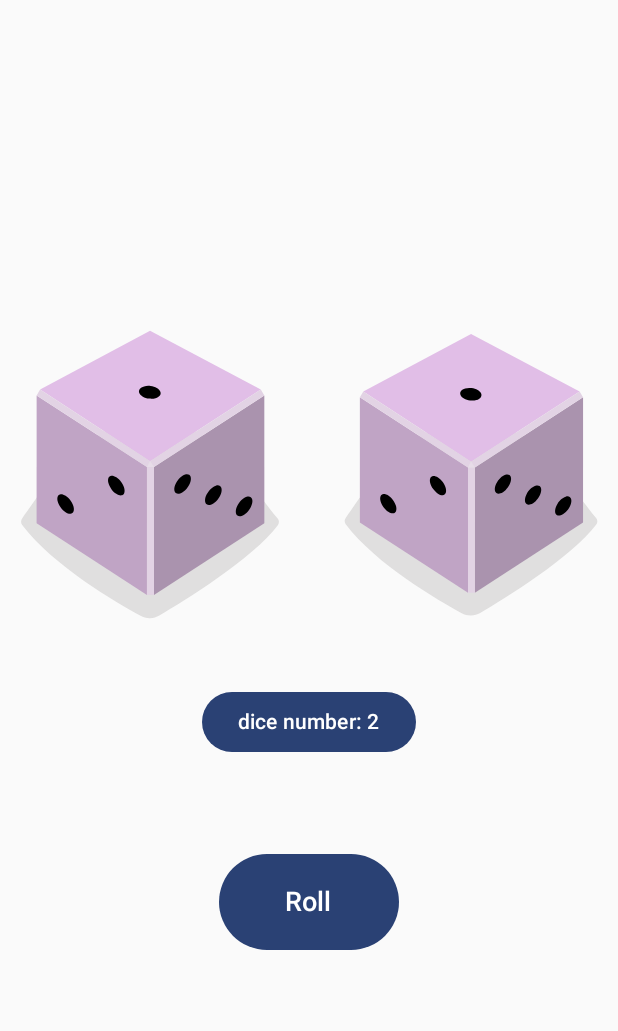
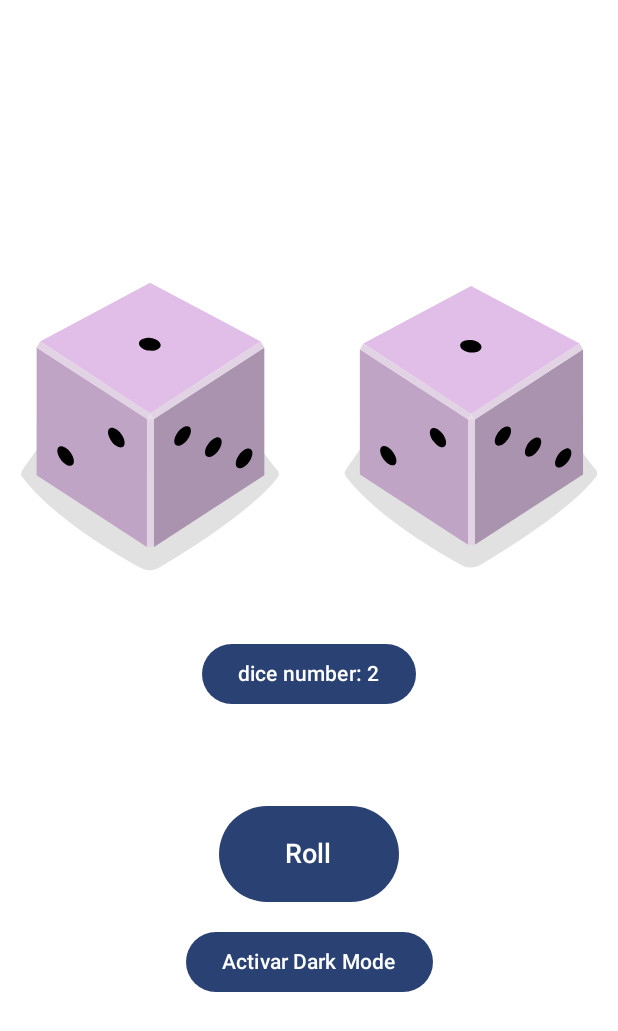
Before and after one commit to danicl01/Dice-Roller, an Android app built with Jetpack Compose: the screen it shows after launch (MainActivity), after a tap on an icon or button, on a phone screen of 412 x 824 dp. Shown: the top 1031 px of the screen. Run offline under Robolectric (Android 15) with nearby library versions, the phone set to English and light mode, and no system bars.

Commit message:
Dark mode implemented and tried to use DataStore(attempt failed)

```diff
--- a/app/build.gradle.kts
+++ b/app/build.gradle.kts
@@ -66,4 +66,9 @@ dependencies {
     androidTestImplementation("androidx.compose.ui:ui-test-junit4")
     debugImplementation("androidx.compose.ui:ui-tooling")
     debugImplementation("androidx.compose.ui:ui-test-manifest")
+    implementation("androidx.datastore:datastore-preferences:1.0.0")
+    implementation("androidx.lifecycle:lifecycle-runtime-ktx:2.4.0")
+    implementation("androidx.lifecycle:lifecycle-viewmodel-ktx:2.4.0")
+    implementation("androidx.lifecycle:lifecycle-runtime-ktx:${rootProject.extra["lifecycle_version"]}")
+    implementation("androidx.lifecycle:lifecycle-viewmodel-compose:${rootProject.extra["lifecycle_version"]}")
 }
--- a/app/src/main/java/com/example/diceroller/MainActivity.kt
+++ b/app/src/main/java/com/example/diceroller/MainActivity.kt
@@ -1,9 +1,11 @@
 package com.example.diceroller
 
 import android.media.MediaPlayer
+import android.os.Build
 import android.os.Bundle
 import androidx.activity.ComponentActivity
 import androidx.activity.compose.setContent
+import androidx.annotation.RequiresApi
 import androidx.compose.foundation.Image
 import androidx.compose.foundation.layout.Arrangement
 import androidx.compose.foundation.layout.Column
@@ -33,8 +35,12 @@ import androidx.compose.runtime.getValue
 import androidx.compose.runtime.setValue
 import androidx.compose.ui.platform.LocalContext
 import androidx.compose.ui.unit.sp
+import androidx.lifecycle.viewmodel.compose.viewModel
+import com.example.diceroller.ui.DiceRollerScreen
+import com.example.diceroller.ui.DiceRollerViewModel
 
 class MainActivity : ComponentActivity() {
+    @RequiresApi(Build.VERSION_CODES.R)
     override fun onCreate(savedInstanceState: Bundle?) {
         super.onCreate(savedInstanceState)
         setContent {
@@ -45,88 +51,9 @@ class MainActivity : ComponentActivity() {
     }
 }
 
-@Composable
-fun DiceWithButtonAndImage(modifier: Modifier = Modifier) {
-    var result by remember { mutableStateOf(1) }
-    var result2 by remember { mutableStateOf(1) }
-    var diceNumber by remember { mutableStateOf(1) }
-    val imageResource = when (result) {
-        1 -> R.drawable.dice_1
-        2 -> R.drawable.dice_2
-        3 -> R.drawable.dice_3
-        4 -> R.drawable.dice_4
-        5 -> R.drawable.dice_5
-        else -> R.drawable.dice_6
-    }
-    val imageResource2 = when (result2) {
-        1 -> R.drawable.dice_1
-        2 -> R.drawable.dice_2
-        3 -> R.drawable.dice_3
-        4 -> R.drawable.dice_4
-        5 -> R.drawable.dice_5
-        else -> R.drawable.dice_6
-    }
-    // Obtener el contexto utilizando CompositionLocal
-    val context = LocalContext.current
-
-    // Inicializar el MediaPlayer con el archivo de audio dice.mp3
-    val mediaPlayer = remember { MediaPlayer.create(context, R.raw.dice) }
-
-    Column (
-        modifier = modifier,
-        horizontalAlignment = Alignment.CenterHorizontally
-    ) {
-        // Mostrar una o dos imágenes de dados según el número seleccionado
-        if (diceNumber == 1) {
-            Image(
-                painter = painterResource(imageResource),
-                contentDescription = result.toString()
-            )
-        } else {
-            Row(
-                horizontalArrangement = Arrangement.spacedBy(16.dp),
-                verticalAlignment = Alignment.CenterVertically
-            ) {
-                Image(
-                    painter = painterResource(imageResource),
-                    contentDescription = result.toString()
-                )
-                Image(
-                    painter = painterResource(imageResource2),
-                    contentDescription = result2.toString()
-                )
-            }
-        }
-        Spacer(modifier = Modifier.height(16.dp))
-        Button(onClick = {
-            diceNumber = if (diceNumber == 1) 2 else 1
-        }) {
-            Text(stringResource(R.string.dice_number)+": $diceNumber")
-        }
-        Spacer(modifier = Modifier.height(64.dp))
-        Button(onClick = {
-            result = (1..6).random()
-            if(diceNumber == 2) result2 = (1..6).random()
-            // Reproducir el audio cuando se pulsa el botón
-            mediaPlayer.start()
-        },
-            modifier = Modifier
-                .height(64.dp) // Modifica esta línea para ajustar la altura del botón
-                .width(120.dp)
-        ) {
-            Text(stringResource(
-                R.string.roll),
-                fontSize = 18.sp
-            )
-        }
-    }
-}
-
-@Preview(showBackground = true)
+@RequiresApi(Build.VERSION_CODES.R)
 @Composable
 fun DiceRollerApp() {
-    DiceWithButtonAndImage(modifier = Modifier
-        .fillMaxSize()
-        .wrapContentSize(Alignment.Center)
-    )
+    val viewModel: DiceRollerViewModel = viewModel()
+    DiceRollerScreen(viewModel)
 }
--- /dev/null
+++ b/app/src/main/java/com/example/diceroller/ui/DiceRollerViewModel.kt
@@ -0,0 +1,20 @@
+package com.example.diceroller.ui
+
+import androidx.lifecycle.ViewModel
+import androidx.lifecycle.viewModelScope
+import com.example.diceroller.data.UserPreferencesRepository
+import kotlinx.coroutines.flow.MutableStateFlow
+import kotlinx.coroutines.flow.StateFlow
+import kotlinx.coroutines.launch
+
+class DiceRollerViewModel() : ViewModel() {
+    private val _isDarkModeEnabled = MutableStateFlow(false)
+    val isDarkModeEnabled: StateFlow<Boolean>
+        get() = _isDarkModeEnabled
+
+    fun setDarkModeEnabled(isEnabled: Boolean) {
+        viewModelScope.launch {
+            _isDarkModeEnabled.value = isEnabled
+        }
+    }
+}
--- /dev/null
+++ b/app/src/main/java/com/example/diceroller/ui/ui.DiceRollerScreen.kt
@@ -0,0 +1,138 @@
+package com.example.diceroller.ui
+
+import android.media.MediaPlayer
+import android.os.Build
+import androidx.annotation.RequiresApi
+import androidx.compose.foundation.Image
+import androidx.compose.foundation.background
+import androidx.compose.foundation.layout.*
+import androidx.compose.material3.*
+import androidx.compose.runtime.Composable
+import androidx.compose.runtime.collectAsState
+import androidx.compose.runtime.getValue
+import androidx.compose.runtime.mutableStateOf
+import androidx.compose.runtime.remember
+import androidx.compose.runtime.setValue
+import androidx.compose.ui.Alignment
+import androidx.compose.ui.Modifier
+import androidx.compose.ui.graphics.Color
+import androidx.compose.ui.platform.LocalContext
+import androidx.compose.ui.res.painterResource
+import androidx.compose.ui.res.stringResource
+import androidx.compose.ui.tooling.preview.Preview
+import androidx.compose.ui.unit.dp
+import androidx.compose.ui.unit.sp
+import com.example.diceroller.R
+import androidx.compose.ui.platform.LocalContext
+
+
+@RequiresApi(Build.VERSION_CODES.R)
+@Composable
+fun DiceRollerScreen(viewModel: DiceRollerViewModel = remember { DiceRollerViewModel() }) {
+    val isDarkMode by viewModel.isDarkModeEnabled.collectAsState(initial = false)
+
+    Surface(modifier = Modifier.fillMaxSize(),
+        color = if (isDarkMode) Color.Black else Color.White
+    ) {
+        Column(
+            modifier = Modifier.fillMaxSize(),
+            horizontalAlignment = Alignment.CenterHorizontally,
+            verticalArrangement = Arrangement.Center
+        ) {
+            DiceWithButtonAndImage(Modifier)
+            Spacer(modifier = Modifier.height(16.dp))
+            Button(onClick = {
+                viewModel.setDarkModeEnabled(!isDarkMode)
+            }) {
+                Text(text = if (isDarkMode) "Desactivar Dark Mode" else "Activar Dark Mode")
+            }
+        }
+    }
+}
+
+@Composable
+fun DiceWithButtonAndImage(modifier: Modifier = Modifier) {
+    var result by remember { mutableStateOf(1) }
+    var result2 by remember { mutableStateOf(1) }
+    var diceNumber by remember { mutableStateOf(1) }
+    val imageResource = when (result) {
+        1 -> R.drawable.dice_1
+        2 -> R.drawable.dice_2
+        3 -> R.drawable.dice_3
+        4 -> R.drawable.dice_4
+        5 -> R.drawable.dice_5
+        else -> R.drawable.dice_6
+    }
+    val imageResource2 = when (result2) {
+        1 -> R.drawable.dice_1
+        2 -> R.drawable.dice_2
+        3 -> R.drawable.dice_3
+        4 -> R.drawable.dice_4
+        5 -> R.drawable.dice_5
+        else -> R.drawable.dice_6
+    }
+    // Obtener el contexto utilizando CompositionLocal
+    val context = LocalContext.current
+
+    // Inicializar el MediaPlayer con el archivo de audio dice.mp3
+    val mediaPlayer = remember { MediaPlayer.create(context, R.raw.dice) }
+
+    Column (
+        modifier = modifier,
+        horizontalAlignment = Alignment.CenterHorizontally
+    ) {
+        // Mostrar una o dos imágenes de dados según el número seleccionado
+        if (diceNumber == 1) {
+            Image(
+                painter = painterResource(imageResource),
+                contentDescription = result.toString()
+            )
+        } else {
+            Row(
+                horizontalArrangement = Arrangement.spacedBy(16.dp),
+                verticalAlignment = Alignment.CenterVertically
+            ) {
+                Image(
+                    painter = painterResource(imageResource),
+                    contentDescription = result.toString()
+                )
+                Image(
+                    painter = painterResource(imageResource2),
+                    contentDescription = result2.toString()
+                )
+            }
+        }
+        Spacer(modifier = Modifier.height(16.dp))
+        Button(onClick = {
+            diceNumber = if (diceNumber == 1) 2 else 1
+        }) {
+            Text(stringResource(R.string.dice_number)+": $diceNumber")
+        }
+        Spacer(modifier = Modifier.height(64.dp))
+        Button(onClick = {
+            result = (1..6).random()
+            if(diceNumber == 2) result2 = (1..6).random()
+            // Reproducir el audio cuando se pulsa el botón
+            mediaPlayer.start()
+        },
+            modifier = Modifier
+                .height(64.dp) // Modifica esta línea para ajustar la altura del botón
+                .width(120.dp)
+        ) {
+            Text(stringResource(
+                R.string.roll),
+                fontSize = 18.sp
+            )
+        }
+    }
+}
+
+@Preview(showBackground = true)
+@Composable
+fun DiceRollerApp() {
+    DiceWithButtonAndImage(
+        modifier = Modifier
+        .fillMaxSize()
+        .wrapContentSize(Alignment.Center)
+    )
+}
--- a/build.gradle.kts
+++ b/build.gradle.kts
@@ -1,3 +1,9 @@
+buildscript {
+    extra.apply {
+        set("lifecycle_version", "2.6.2")
+    }
+}
+
 // Top-level build file where you can add configuration options common to all sub-projects/modules.
 plugins {
     id("com.android.application") version "8.1.2" apply false
```
Also changed, not shown: app/src/main/java/com/example/diceroller/DiceRollerApplication.kt (added, +21 -0 lines), app/src/main/java/com/example/diceroller/data/UserPreferencesRepository.kt (added, +38 -0 lines).
